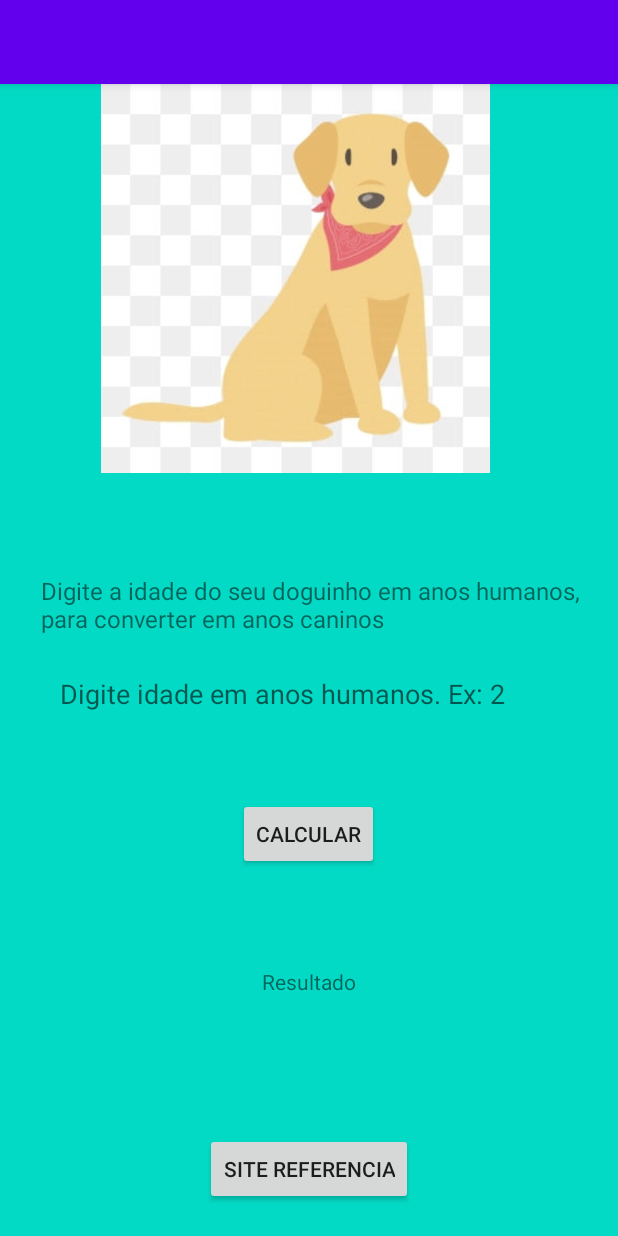
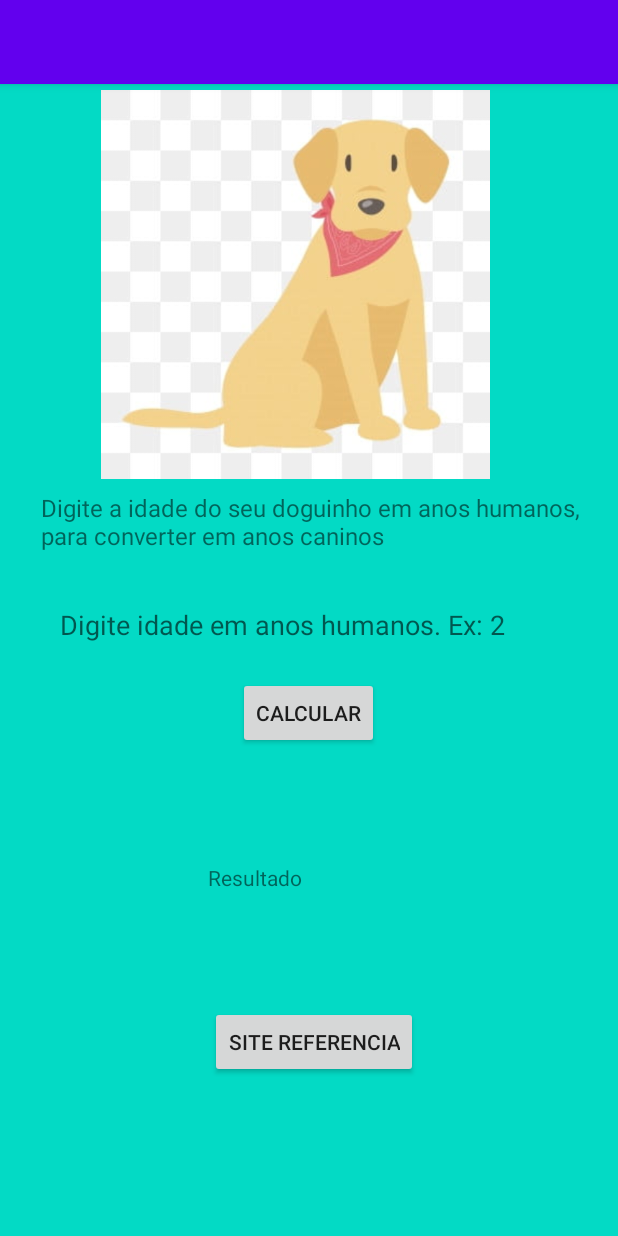
Before and after one commit to wiltonjr22/Alpha, an Android app: the screen it shows after launch (MainActivity), on a phone screen of 412 x 824 dp. Run offline under Robolectric (Android 15) with nearby library versions, the light colour scheme and no system bars.

Commit message:
Alteraçoes finais e correçoes de erro

```diff
--- a/app/src/main/res/layout/activity_main.xml
+++ b/app/src/main/res/layout/activity_main.xml
@@ -11,70 +11,68 @@
         android:id="@+id/button"
         android:layout_width="wrap_content"
         android:layout_height="wrap_content"
+        android:layout_marginTop="12dp"
+        android:onClick="calcularIdade"
         android:text="Calcular"
-        android:onClick="calcularIdade"
-        app:layout_constraintBottom_toBottomOf="parent"
         app:layout_constraintEnd_toEndOf="parent"
         app:layout_constraintHorizontal_bias="0.498"
         app:layout_constraintStart_toStartOf="parent"
-        app:layout_constraintTop_toBottomOf="@+id/idade01"
-        app:layout_constraintVertical_bias="0.16" />
+        app:layout_constraintTop_toBottomOf="@+id/idade01" />
 
     <Button
         android:id="@+id/button2"
         android:layout_width="wrap_content"
         android:layout_height="wrap_content"
+        android:layout_marginTop="24dp"
         android:onClick="startSegundaActivity"
         android:text="site referencia"
         app:layout_constraintBottom_toBottomOf="parent"
         app:layout_constraintEnd_toEndOf="parent"
+        app:layout_constraintHorizontal_bias="0.513"
         app:layout_constraintStart_toStartOf="parent"
-        app:layout_constraintTop_toBottomOf="@+id/button"
-        app:layout_constraintVertical_bias="0.895" />
+        app:layout_constraintTop_toBottomOf="@+id/textResultado"
+        app:layout_constraintVertical_bias="0.329" />
 
     <TextView
         android:id="@+id/textView2"
         android:layout_width="368dp"
         android:layout_height="40dp"
-        android:layout_marginBottom="16dp"
+        android:layout_marginTop="8dp"
         android:text="Digite a idade do seu doguinho em anos humanos, para converter em anos caninos "
         android:textSize="16sp"
-        app:layout_constraintBottom_toBottomOf="parent"
         app:layout_constraintEnd_toEndOf="parent"
         app:layout_constraintHorizontal_bias="0.627"
         app:layout_constraintStart_toStartOf="parent"
-        app:layout_constraintTop_toBottomOf="@+id/imageView4"
-        app:layout_constraintVertical_bias="0.149" />
+        app:layout_constraintTop_toBottomOf="@+id/imageView4" />
 
     <com.google.android.material.textfield.TextInputEditText
         android:id="@+id/idade01"
         android:layout_width="360dp"
         android:layout_height="40dp"
-        android:layout_marginTop="16dp"
+        android:layout_marginTop="32dp"
         android:hint="Digite idade em anos humanos. Ex: 2"
         android:inputType="number"
-        app:layout_constraintBottom_toBottomOf="parent"
         app:layout_constraintEnd_toEndOf="parent"
         app:layout_constraintHorizontal_bias="0.686"
         app:layout_constraintStart_toStartOf="parent"
-        app:layout_constraintTop_toBottomOf="@+id/textView2"
-        app:layout_constraintVertical_bias="0.02" />
+        app:layout_constraintTop_toBottomOf="@+id/textView2" />
 
     <TextView
         android:id="@+id/textResultado"
-        android:layout_width="wrap_content"
+        android:layout_width="140dp"
         android:layout_height="wrap_content"
+        android:layout_marginTop="76dp"
         android:text="Resultado"
-        app:layout_constraintBottom_toTopOf="@+id/button2"
         app:layout_constraintEnd_toEndOf="parent"
+        app:layout_constraintHorizontal_bias="0.51"
         app:layout_constraintStart_toStartOf="parent"
-        app:layout_constraintTop_toBottomOf="@+id/button"
-        app:layout_constraintVertical_bias="0.415" />
+        app:layout_constraintTop_toBottomOf="@+id/button" />
 
     <ImageView
         android:id="@+id/imageView4"
         android:layout_width="323dp"
         android:layout_height="259dp"
+        android:layout_marginTop="4dp"
         app:layout_constraintEnd_toEndOf="parent"
         app:layout_constraintHorizontal_bias="0.397"
         app:layout_constraintStart_toStartOf="parent"
```
